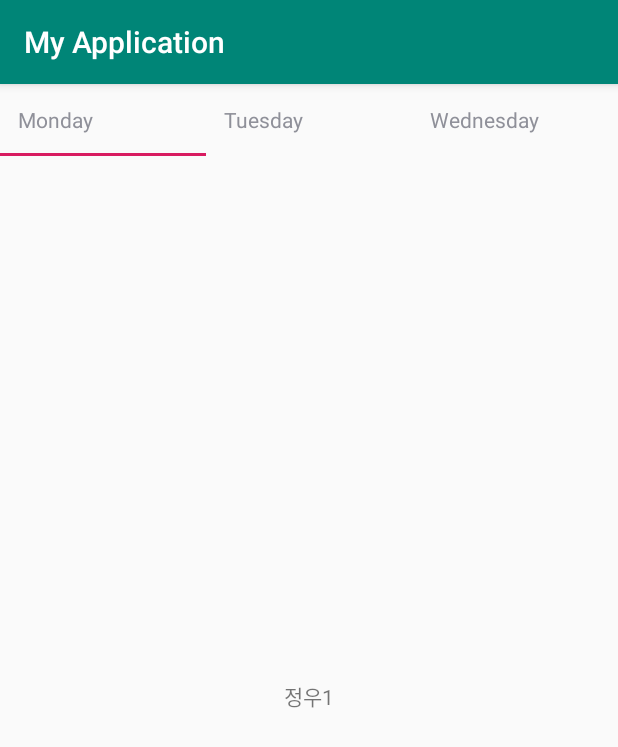
After one commit to friendshipkim97/Android-Practice, an Android app: the ViewpagerExam screen opened directly, with no data from a screen before it, on a phone screen of 412 x 824 dp. The commit adds this screen. Shown: the top 747 px of the screen. Run offline under Robolectric (Android 15) with nearby library versions, the phone set to English and light mode, and no system bars.

Commit message:
Update ViewPager

```diff
--- a/app/build.gradle
+++ b/app/build.gradle
@@ -31,6 +31,7 @@ dependencies {
     implementation 'androidx.navigation:navigation-ui:2.0.0'
     implementation 'androidx.lifecycle:lifecycle-extensions:2.0.0'
     implementation 'androidx.annotation:annotation:1.0.2'
+    implementation 'androidx.viewpager2:viewpager2:1.0.0'
     testImplementation 'junit:junit:4.12'
     androidTestImplementation 'androidx.test.ext:junit:1.1.0'
     androidTestImplementation 'androidx.test.espresso:espresso-core:3.1.1'
@@ -62,6 +63,9 @@ dependencies {
 
     implementation platform('com.google.firebase:firebase-bom:27.0.0')
 
+//    // Viewpager import
+    implementation "com.google.android.material:material:1.2.0"
+
 }
 
 //파이어 베이스 추가
--- a/app/src/main/AndroidManifest.xml
+++ b/app/src/main/AndroidManifest.xml
@@ -18,7 +18,8 @@
         android:roundIcon="@mipmap/ic_launcher_round"
         android:supportsRtl="true"
         android:theme="@style/AppTheme">
-        <activity android:name=".RadioButtonExam"></activity>
+        <activity android:name=".ViewpagerExam"></activity>
+        <activity android:name=".RadioButtonExam" />
         <activity android:name=".CheckBoxExam" />
         <activity android:name=".FirebaseListExample" />
         <activity android:name=".ConstraintLayoutExam" /> <!-- 스크린을 가로 방향으로-, 액션바없애기 -->
--- /dev/null
+++ b/app/src/main/java/com/cookandroid/myapplication/VPFragMonday.java
@@ -0,0 +1,34 @@
+package com.cookandroid.myapplication;
+
+import android.os.Bundle;
+import android.view.LayoutInflater;
+import android.view.View;
+import android.view.ViewGroup;
+
+
+import androidx.annotation.NonNull;
+import androidx.annotation.Nullable;
+import androidx.fragment.app.Fragment;
+
+
+public class VPFragMonday extends Fragment {
+    private View view;
+
+    public static VPFragMonday newInstance(){
+        VPFragMonday vPFragMonday = new VPFragMonday();
+        return vPFragMonday;
+    }
+
+    @Nullable
+    @Override
+    public View onCreateView(@NonNull LayoutInflater inflater, @Nullable ViewGroup container, @Nullable Bundle savedInstanceState) {
+        view = inflater.inflate(R.layout.vpfrag_monday, container, false); // 연동완료
+        return view;
+    }
+
+    @Override
+    public void onViewCreated(@NonNull View view, @Nullable Bundle savedInstanceState) {
+        super.onViewCreated(view, savedInstanceState);
+
+    }
+}
--- /dev/null
+++ b/app/src/main/java/com/cookandroid/myapplication/ViewPagerAdapter.java
@@ -0,0 +1,79 @@
+package com.cookandroid.myapplication;
+
+import androidx.annotation.NonNull;
+import androidx.annotation.Nullable;
+import androidx.fragment.app.Fragment;
+import androidx.fragment.app.FragmentActivity;
+import androidx.fragment.app.FragmentManager;
+import androidx.fragment.app.FragmentPagerAdapter;
+import androidx.fragment.app.FragmentStatePagerAdapter;
+import androidx.lifecycle.Lifecycle;
+import androidx.viewpager2.adapter.FragmentStateAdapter;
+
+public class ViewPagerAdapter extends FragmentStateAdapter {
+    public ViewPagerAdapter(@NonNull FragmentActivity fragmentActivity) {
+        super(fragmentActivity);
+    }
+
+
+//    public ViewPagerAdapter(@NonNull FragmentManager fm) {
+//        super(fm);
+//    }
+
+    // 프래그먼트를 교체를 보여주는 처리를 구현한 곳
+//    @NonNull
+//    @Override
+//    public Fragment getItem(int position) {
+//        switch (position) {
+//            case 0:
+//                return VPFragMonday.newInstance();
+//            case 1:
+//                return VPFragTuesday.newInstance();
+//            case 2:
+//                return VPFragWednesday.newInstance();
+//            default:
+//                return null;
+//        }
+//    }
+
+//    @Override
+//    public int getCount() {
+//        return 3;
+//    }
+//
+//    @Nullable
+//    @Override
+//    public CharSequence getPageTitle(int position) {
+//        switch (position) {
+//            case 0:
+//                return "Monday";
+//            case 1:
+//                return "Tuesday";
+//            case 2:
+//                return "Wednesday";
+//            default:
+//                return null;
+//        }
+//    }
+
+
+    @NonNull
+    @Override
+    public Fragment createFragment(int position) {
+        switch (position) {
+            case 0:
+                return VPFragMonday.newInstance();
+            case 1:
+                return VPFragTuesday.newInstance();
+            case 2:
+                return VPFragWednesday.newInstance();
+            default:
+                return null;
+        }
+    }
+
+    @Override
+    public int getItemCount() {
+        return 3;
+    }
+}
--- /dev/null
+++ b/app/src/main/java/com/cookandroid/myapplication/ViewpagerExam.java
@@ -0,0 +1,40 @@
+package com.cookandroid.myapplication;
+
+import androidx.annotation.NonNull;
+import androidx.appcompat.app.AppCompatActivity;
+import androidx.viewpager2.widget.ViewPager2;
+import com.google.android.material.tabs.TabLayoutMediator;
+
+import android.os.Bundle;
+import android.widget.TextView;
+
+import com.google.android.material.tabs.TabLayout;
+
+import java.util.Arrays;
+import java.util.List;
+
+public class ViewpagerExam extends AppCompatActivity {
+
+    private ViewPagerAdapter viewPagerAdapter;
+
+    @Override
+    protected void onCreate(Bundle savedInstanceState) {
+        super.onCreate(savedInstanceState);
+        setContentView(R.layout.activity_viewpager_exam);
+
+        ViewPager2 viewPager2 = findViewById(R.id.viewPager);
+        viewPagerAdapter = new ViewPagerAdapter(this);
+        TabLayout tabLayout = findViewById(R.id.tabLayout);
+
+        viewPager2.setAdapter(viewPagerAdapter);
+        final List<String> tabElement = Arrays.asList("Monday", "Tuesday", "Wednesday");
+        new TabLayoutMediator(tabLayout, viewPager2, new TabLayoutMediator.TabConfigurationStrategy() {
+            @Override
+            public void onConfigureTab(@NonNull TabLayout.Tab tab, int position) {
+                TextView textView = new TextView(getApplicationContext());
+                textView.setText(tabElement.get(position));
+                tab.setCustomView(textView);}
+        }).attach();
+
+    }
+}
--- a/app/src/main/res/layout/activity_main.xml
+++ b/app/src/main/res/layout/activity_main.xml
@@ -205,6 +205,12 @@
             android:layout_height="wrap_content"
             android:text="radioButton이동">
         </Button>
+        <Button
+            android:id="@+id/viewPager_move"
+            android:layout_width="wrap_content"
+            android:layout_height="wrap_content"
+            android:text="viewPager이동">
+        </Button>
 
 
     </LinearLayout>
--- /dev/null
+++ b/app/src/main/res/layout/activity_viewpager_exam.xml
@@ -0,0 +1,43 @@
+<?xml version="1.0" encoding="utf-8"?>
+<androidx.constraintlayout.widget.ConstraintLayout xmlns:android="http://schemas.android.com/apk/res/android"
+    xmlns:app="http://schemas.android.com/apk/res-auto"
+    xmlns:tools="http://schemas.android.com/tools"
+    android:layout_width="match_parent"
+    android:layout_height="match_parent"
+    tools:context=".ViewpagerExam">
+
+    <androidx.viewpager2.widget.ViewPager2
+        android:id="@+id/viewPager"
+        android:layout_width="0dp"
+        android:layout_height="0dp"
+        app:layout_constraintBottom_toBottomOf="parent"
+        app:layout_constraintEnd_toEndOf="parent"
+        app:layout_constraintHorizontal_bias="1.0"
+        app:layout_constraintStart_toStartOf="parent"
+        app:layout_constraintTop_toBottomOf="@+id/tabLayout"
+        app:layout_constraintVertical_bias="1.0" />
+
+    <com.google.android.material.tabs.TabLayout
+        android:id="@+id/tabLayout"
+        android:layout_width="match_parent"
+        android:layout_height="wrap_content"
+        app:layout_constraintEnd_toEndOf="parent"
+        app:layout_constraintStart_toStartOf="parent"
+        app:layout_constraintTop_toTopOf="parent">
+
+        <com.google.android.material.tabs.TabItem
+            android:layout_width="wrap_content"
+            android:layout_height="wrap_content"
+            android:text="Monday" />
+
+        <com.google.android.material.tabs.TabItem
+            android:layout_width="wrap_content"
+            android:layout_height="wrap_content"
+            android:text="Tuesday" />
+
+        <com.google.android.material.tabs.TabItem
+            android:layout_width="wrap_content"
+            android:layout_height="wrap_content"
+            android:text="Wednesday" />
+    </com.google.android.material.tabs.TabLayout>
+</androidx.constraintlayout.widget.ConstraintLayout>
--- /dev/null
+++ b/app/src/main/res/layout/vpfrag_monday.xml
@@ -0,0 +1,18 @@
+<?xml version="1.0" encoding="utf-8"?>
+<androidx.constraintlayout.widget.ConstraintLayout
+    xmlns:android="http://schemas.android.com/apk/res/android"
+    xmlns:app="http://schemas.android.com/apk/res-auto"
+    xmlns:tools="http://schemas.android.com/tools"
+    android:layout_width="match_parent"
+    android:layout_height="match_parent">
+
+    <TextView
+        android:id="@+id/textView4"
+        android:layout_width="wrap_content"
+        android:layout_height="wrap_content"
+        android:text="정우1"
+        app:layout_constraintBottom_toBottomOf="parent"
+        app:layout_constraintEnd_toEndOf="parent"
+        app:layout_constraintStart_toStartOf="parent"
+        app:layout_constraintTop_toTopOf="parent" />
+</androidx.constraintlayout.widget.ConstraintLayout>
--- a/app/src/main/res/values/strings.xml
+++ b/app/src/main/res/values/strings.xml
@@ -24,4 +24,7 @@
     <string name="invalid_username">Not a valid username</string>
     <string name="invalid_password">Password must be >5 characters</string>
     <string name="login_failed">"Login failed"</string>
+    <string name="monday">Monday</string>
+    <string name="tuesday">Tuesday</string>
+    <string name="wednesday">Wednesday</string>
 </resources>
```
Also changed, not shown: app/src/main/java/com/cookandroid/myapplication/MainActivity.java (+9 -0 lines), app/src/main/java/com/cookandroid/myapplication/VPFragTuesday.java (added, +27 -0 lines), app/src/main/java/com/cookandroid/myapplication/VPFragWednesday.java (added, +27 -0 lines), app/src/main/res/layout/vpfrag_tuesday.xml (added, +18 -0 lines), app/src/main/res/layout/vpfrag_wednesday.xml (added, +18 -0 lines), gradle/wrapper/gradle-wrapper.properties.
